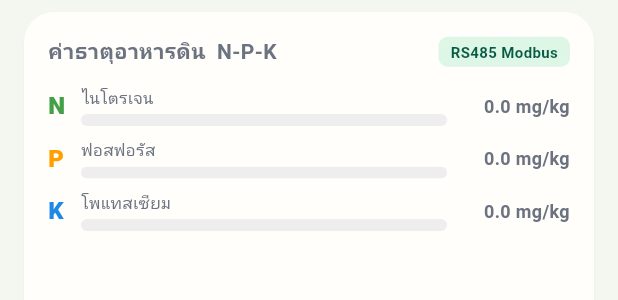
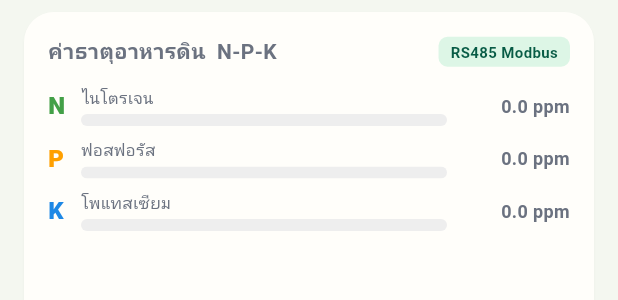
Before and after one commit to tanth123-h/argi, a Flutter app: the _NpkCard widget shown alone on an empty page, opened directly with empty values, on a phone screen of 412 x 824 dp. Shown: the top 300 px of the screen. Run offline on Flutter 3.47's test engine with Material 3 defaults, Android fonts, the phone set to English and light mode, and no system bars; our stand-ins replace equatable, fl_chart, flutter_map, flutter_riverpod, geolocator, go_router and 7 more; missing offline and left inert: mqtt_client; accounts and stored records are empty; generated files the repository leaves out were written again; network calls fail.

Commit message:
fix: improve ESP32 soil sensor detection and reporting

```diff
--- a/lib/features/soil_monitoring/presentation/screens/soil_monitoring_screen.dart
+++ b/lib/features/soil_monitoring/presentation/screens/soil_monitoring_screen.dart
@@ -901,7 +901,7 @@ class _NpkCard extends StatelessWidget {
         SizedBox(
           width: 72,
           child: Text(
-            val == null ? '--' : '${val.toStringAsFixed(1)} mg/kg',
+            val == null ? '--' : '${val.toStringAsFixed(1)} ppm',
             textAlign: TextAlign.right,
             style: const TextStyle(fontWeight: FontWeight.w700, fontSize: 12),
           ),
```
Also changed, not shown: pubspec.lock, 1 other file.
